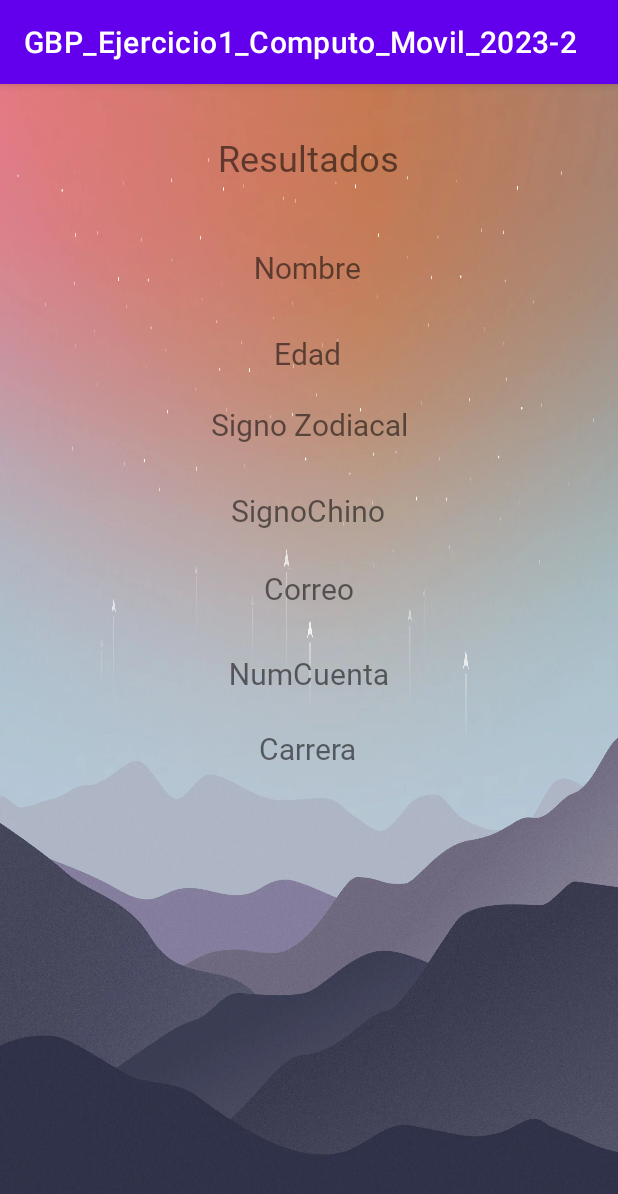
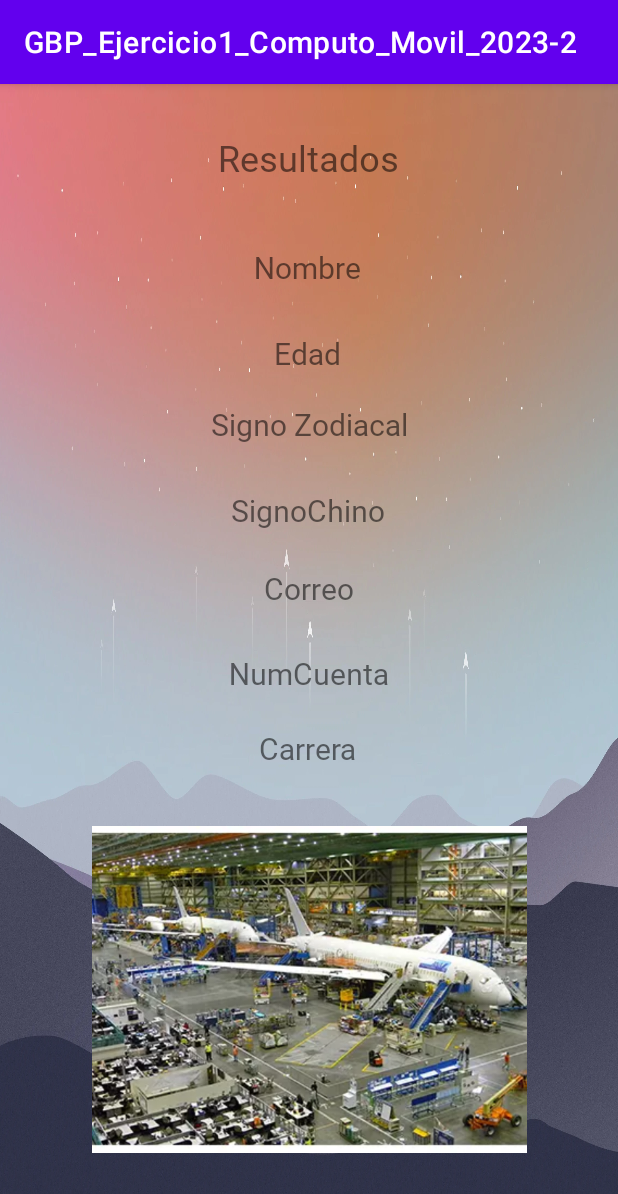
Before and after one commit to P-DX-U/GBP_Ejercicio1_Computo_Movil_2023-2, an Android app: the ResultsActivity screen opened directly, with no data from a screen before it, on a phone screen of 412 x 824 dp. Shown: the top 1194 px of the screen. Run offline under Robolectric (Android 15) with nearby library versions, the phone set to English and light mode, and no system bars.

Commit message:
* Se agregó un ImageView para visualizar una imagen alusiva a la carrera seleccionada en la GUI. * Se agregó un método para indicar la carrera seleccionada con una imagen de la misma.

```diff
--- a/app/src/main/res/layout/activity_results.xml
+++ b/app/src/main/res/layout/activity_results.xml
@@ -178,4 +178,15 @@
         android:layout_height="wrap_content"
         android:orientation="horizontal"
         app:layout_constraintGuide_percent="0.56" />
+
+    <ImageView
+        android:id="@+id/imageViewCarrera"
+        android:layout_width="290dp"
+        android:layout_height="226dp"
+        app:layout_constraintBottom_toBottomOf="parent"
+        app:layout_constraintEnd_toEndOf="parent"
+        app:layout_constraintStart_toStartOf="parent"
+        app:layout_constraintTop_toTopOf="parent"
+        app:layout_constraintVertical_bias="0.905"
+        app:srcCompat="@drawable/aeroespacial" />
 </androidx.constraintlayout.widget.ConstraintLayout>
--- a/app/src/main/res/values/strings.xml
+++ b/app/src/main/res/values/strings.xml
@@ -7,7 +7,7 @@
         <item>Seleccione una carrera:</item>
         <item>Ingeniería Aeroespacial</item>
         <item>Ingeniería Civil</item>
-        <item>Ingeniería Geomética</item>
+        <item>Ingeniería Geomática</item>
         <item>Ingeniería Ambiental</item>
         <item>Ingeniería Geofísica</item>
         <item>Ingeniería Geológica</item>
```
Also changed, not shown: app/src/main/java/com/third/gbp_ejercicio1_computo_movil_2023_2/ResultsActivity.kt (+68 -1 lines), app/src/main/res/drawable/aeroespacial.webp (added), app/src/main/res/drawable/ambiental.webp (added), app/src/main/res/drawable/biomedicos.webp (added), app/src/main/res/drawable/civil.webp (added), app/src/main/res/drawable/computacion.webp (added), app/src/main/res/drawable/electrica.webp (added), app/src/main/res/drawable/geofisica.webp (added), app/src/main/res/drawable/geologica.webp (added), app/src/main/res/drawable/geomatica.webp (added), app/src/main/res/drawable/industrial.webp (added), app/src/main/res/drawable/mecanica.webp (added), app/src/main/res/drawable/mecatronica.webp (added), app/src/main/res/drawable/minas.webp (added), 2 more files.
